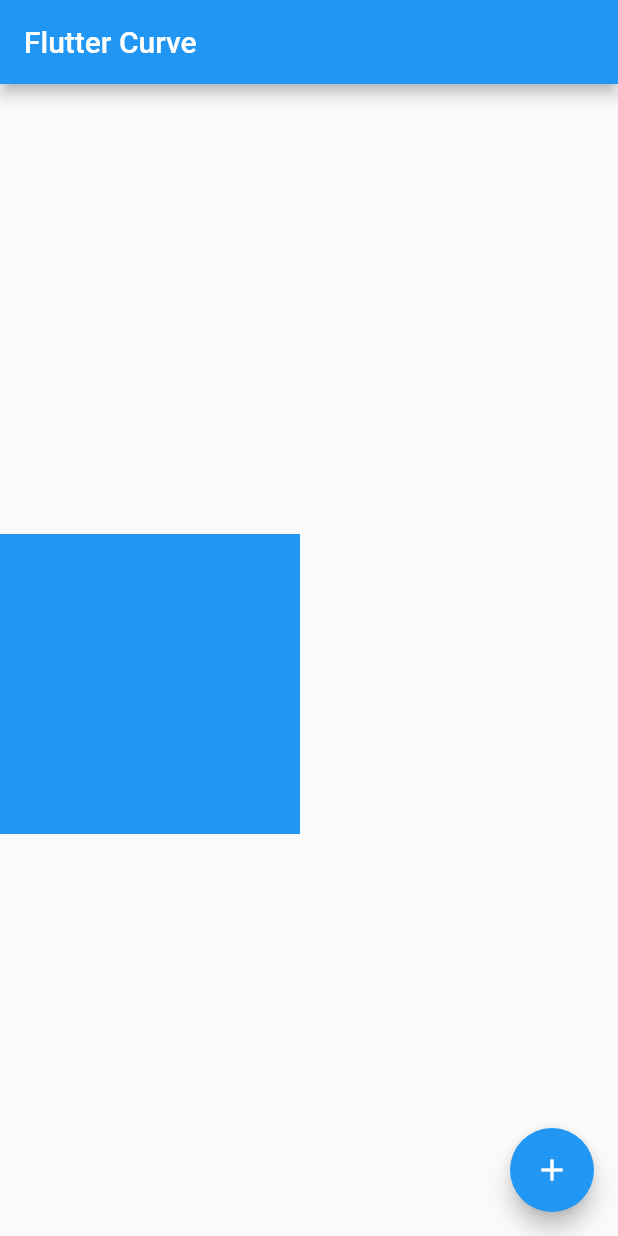
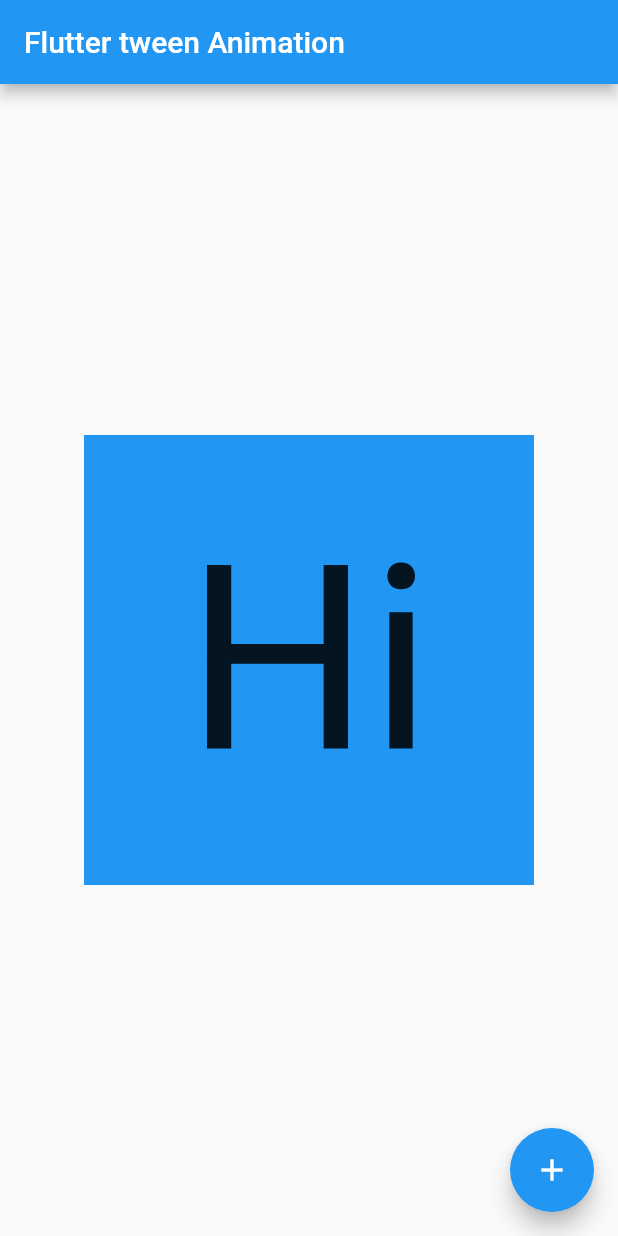
Before and after one commit to cleong98/flutter_animation, a Flutter app: the MyHomePage screen opened directly, after a tap on the "add" icon, on a phone screen of 412 x 824 dp. Run offline on Flutter 3.47's test engine with Material 2 defaults, Android fonts, the phone set to English and light mode, and no system bars.

Commit message:
tween animation builder example

```diff
--- a/lib/main.dart
+++ b/lib/main.dart
@@ -13,7 +13,7 @@ class MyApp extends StatelessWidget {
       theme: ThemeData(
         primarySwatch: Colors.blue,
       ),
-      home: const MyHomePage(title: 'Flutter Curve'),
+      home: const MyHomePage(title: 'Flutter tween Animation'),
     );
   }
 }
@@ -27,12 +27,11 @@ class MyHomePage extends StatefulWidget {
 }
 
 class _MyHomePageState extends State<MyHomePage> {
-  double _top = 0;
+  bool _isBig = false;
 
   void _topChange() {
     setState(() {
-      _top += 300;
-      if(_top > 300) _top = 0;
+     _isBig = !_isBig;
     });
   }
 
@@ -42,15 +41,34 @@ class _MyHomePageState extends State<MyHomePage> {
       appBar: AppBar(
         title: Text(widget.title),
       ),
-      body: AnimatedPadding(
-        duration: const Duration(seconds: 1),
-        padding: EdgeInsets.only(top: _top),
-        // we can using curves to control which curve we want it.
-        curve: Curves.bounceIn,
-        child: Container(
-          width: 200,
-          height: 200,
-          color: Colors.blue,
+      body: Center(
+        child: TweenAnimationBuilder(
+          duration: const Duration(seconds: 1),
+          tween: Tween<double>(begin: 72.0, end: _isBig ? 172.0 : 72.0),
+          builder: (context, double value, child) {
+            return Container(
+              width: 300,
+              height: 300,
+              color: Colors.blue,
+              child:  Center(
+                //PI = 3.14
+
+                // radian => angle
+                // format = radian * 180 / PI
+                //exp: 1 radian =1 * 180 / PI  = 57.3
+
+                // angle => radian
+                // format = angle * pi / 180
+                // exp: 80 angle = 90 * PI / 180 = 1.57
+                //   child: Transform.rotate(
+                //     angle: value,
+                //     child: const Text('Hi', style: TextStyle(fontSize: 50),
+                //     )
+                //   )
+                child: Text('Hi', style: TextStyle(fontSize: value),),
+              ),
+            );
+          },
         ),
       ),
       floatingActionButton: FloatingActionButton(
```
Also changed, not shown: 1 other file.
